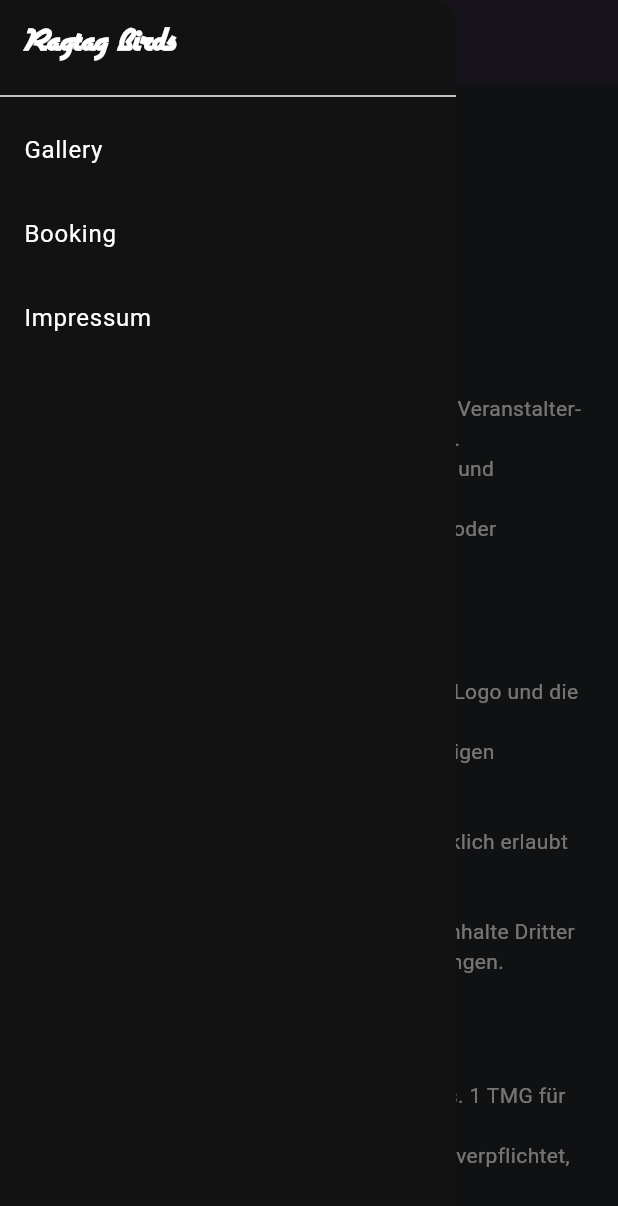
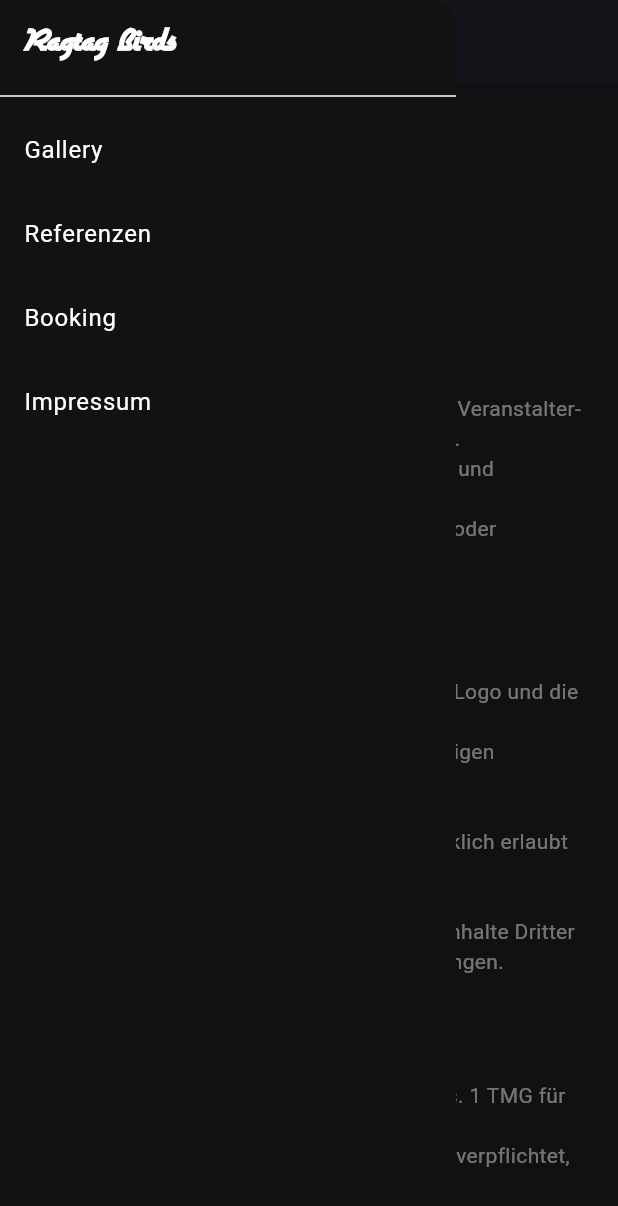
Before and after one commit to Synthiplayer/rtb, a Flutter app: the ImpressumPage screen opened by its route, scrolled down 248 dp, after a tap on the "menu" icon, on a phone screen of 412 x 824 dp. Shown: the top 1206 px of the screen. Run offline on Flutter 3.47's test engine with Material 3 defaults, Android fonts, the phone set to English and light mode, and no system bars; our stand-ins replace cached_network_image, flutter_riverpod, font_awesome_flutter, go_router, google_fonts, photo_view and 2 more; missing offline and left inert: dart:js_interop; network calls fail.

Commit message:
03.07- referenzen hinzugefügt

```diff
--- a/lib/src/components/band_app_bar.dart
+++ b/lib/src/components/band_app_bar.dart
@@ -1,3 +1,4 @@
+// File: lib/src/components/band_app_bar.dart
 import 'package:flutter/material.dart';
 import 'package:go_router/go_router.dart';
 
@@ -13,13 +14,12 @@ class BandAppBar extends StatelessWidget implements PreferredSizeWidget {
     final isMobile = MediaQuery.of(context).size.width < 800;
 
     return AppBar(
-      // Auf Desktop: breiter Leading-Bereich für kompletten Bandnamen!
       leadingWidth: isMobile ? null : 180,
       leading: showDrawer
           ? Builder(
-              builder: (context) => IconButton(
+              builder: (ctx) => IconButton(
                 icon: const Icon(Icons.menu),
-                onPressed: () => Scaffold.of(context).openDrawer(),
+                onPressed: () => Scaffold.of(ctx).openDrawer(),
               ),
             )
           : TextButton(
@@ -35,7 +35,6 @@ class BandAppBar extends StatelessWidget implements PreferredSizeWidget {
                 overflow: TextOverflow.ellipsis,
               ),
             ),
-      // Auf Mobile: Bandname als Title, mittig!
       title: isMobile
           ? GestureDetector(
               onTap: () => context.go('/'),
@@ -49,12 +48,12 @@ class BandAppBar extends StatelessWidget implements PreferredSizeWidget {
               ),
             )
           : const SizedBox.shrink(),
-
       centerTitle: isMobile,
       actions: isMobile
           ? null
           : [
               _NavButton(label: 'Gallery', route: '/gallery'),
+              _NavButton(label: 'Referenzen', route: '/references'),
               _NavButton(label: 'Booking', route: '/booking'),
               _NavButton(label: 'Impressum', route: '/impressum'),
               const SizedBox(width: 18),
--- a/lib/src/components/band_drawer.dart
+++ b/lib/src/components/band_drawer.dart
@@ -1,3 +1,4 @@
+// File: lib/src/components/band_drawer.dart
 import 'package:flutter/material.dart';
 import 'package:go_router/go_router.dart';
 
@@ -24,6 +25,7 @@ class BandDrawer extends StatelessWidget {
         ),
         const Divider(),
         const _DrawerItem('Gallery', '/gallery'),
+        const _DrawerItem('Referenzen', '/references'),
         const _DrawerItem('Booking', '/booking'),
         const _DrawerItem('Impressum', '/impressum'),
       ],
@@ -34,6 +36,7 @@ class BandDrawer extends StatelessWidget {
 class _DrawerItem extends StatelessWidget {
   final String title, route;
   const _DrawerItem(this.title, this.route);
+
   @override
   Widget build(BuildContext context) => ListTile(
     title: Text(title),
--- a/lib/src/router.dart
+++ b/lib/src/router.dart
@@ -1,29 +1,29 @@
+// File: lib/src/router.dart
 import 'package:go_router/go_router.dart';
 import 'package:rtb/src/pages/booking_page.dart';
 import 'package:rtb/src/pages/gallery_page.dart';
 import 'package:rtb/src/pages/home/home_page.dart';
 import 'package:rtb/src/pages/impressum_page.dart';
 import 'package:rtb/src/pages/detail_page.dart';
+import 'package:rtb/src/pages/references_page.dart'; // neu
 import 'package:rtb/src/data/band_members.dart';
 
 final GoRouter appRouter = GoRouter(
   initialLocation: '/',
   routes: [
-    GoRoute(path: '/', builder: (context, state) => const HomePage()),
-    // Tour läuft per Scroll-Anker in HomePage; keine eigene Route
-    GoRoute(path: '/gallery', builder: (context, state) => const GalleryPage()),
-    GoRoute(path: '/booking', builder: (context, state) => const BookingPage()),
+    GoRoute(path: '/', builder: (ctx, st) => const HomePage()),
+    GoRoute(path: '/gallery', builder: (ctx, st) => const GalleryPage()),
+    GoRoute(path: '/booking', builder: (ctx, st) => const BookingPage()),
+    GoRoute(path: '/impressum', builder: (ctx, st) => const ImpressumPage()),
     GoRoute(
-      path: '/impressum',
-      builder: (context, state) => const ImpressumPage(),
-    ),
-    // Detail-Route für Band-Mitglieder
+      path: '/references',
+      builder: (ctx, st) => const ReferencesPage(),
+    ), // neu
     GoRoute(
       path: '/member/:index',
-      builder: (context, state) {
-        final idx = int.tryParse(state.pathParameters['index']!) ?? 0;
-        final member = bandMembers[idx];
-        return DetailPage(member: member);
+      builder: (ctx, st) {
+        final idx = int.tryParse(st.pathParameters['index']!) ?? 0;
+        return DetailPage(member: bandMembers[idx]);
       },
     ),
   ],
```
Also changed, not shown: lib/src/pages/references_page.dart (added, +129 -0 lines).
